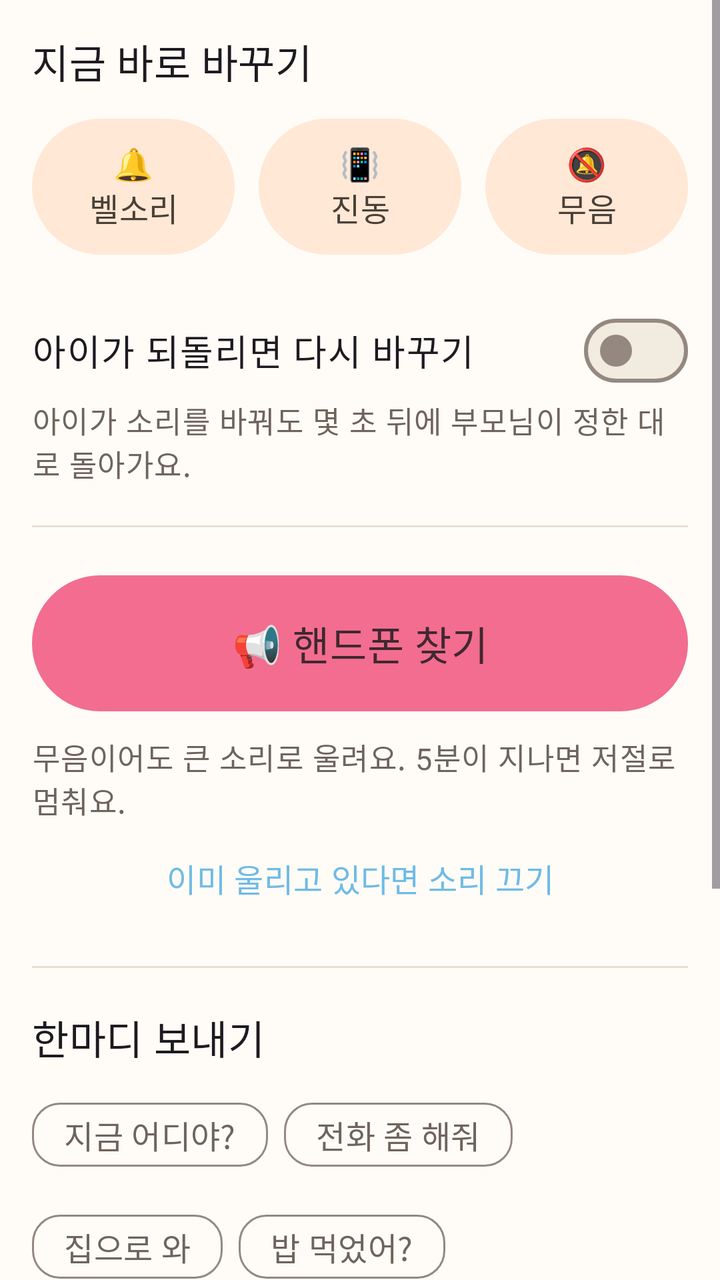
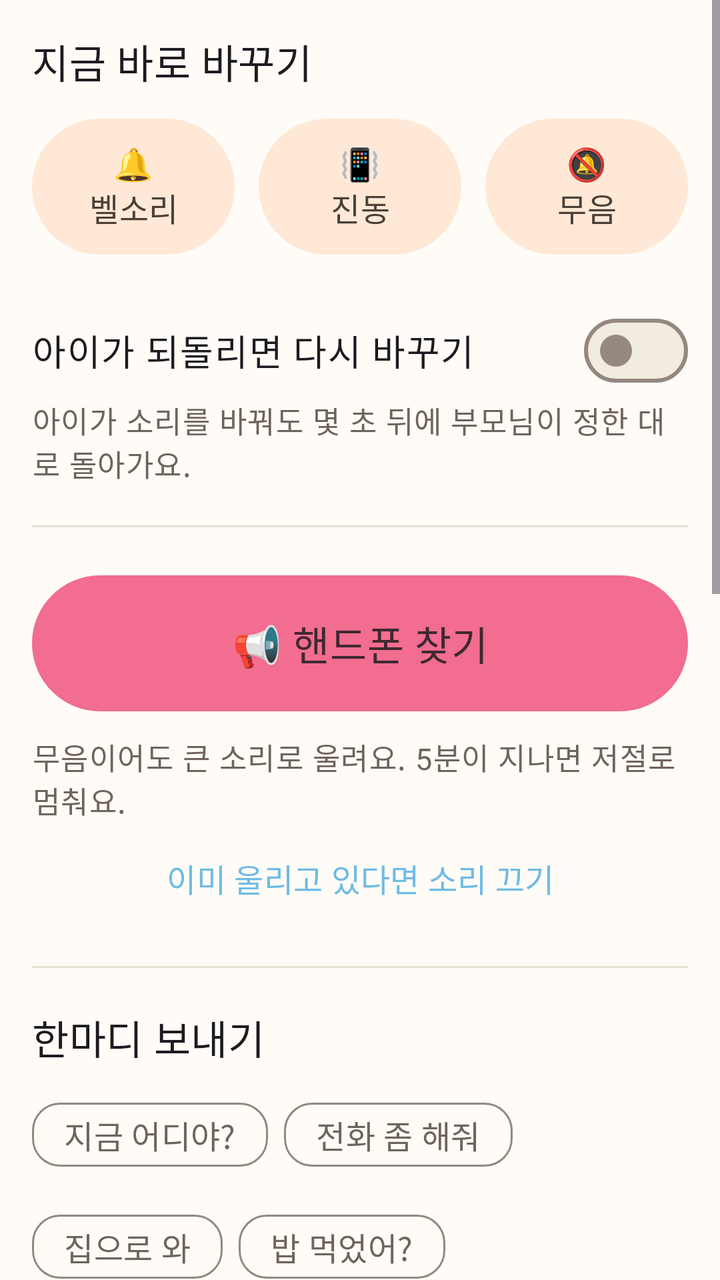

The first picture is an Android layout as it rendered before a commit; the second is the same layout after the commit. The layout source and the unified diff follow.
<!-- AndroidManifest.xml: application theme Theme.KidCare -->
<!-- res/layout/fragment_control.xml -->
<?xml version="1.0" encoding="utf-8"?>
<ScrollView xmlns:android="http://schemas.android.com/apk/res/android"
    xmlns:app="http://schemas.android.com/apk/res-auto"
    android:layout_width="match_parent"
    android:layout_height="match_parent"
    android:fillViewport="true">

    <LinearLayout
        android:layout_width="match_parent"
        android:layout_height="wrap_content"
        android:orientation="vertical"
        android:padding="16dp">

        
        <TextView
            android:id="@+id/child_state"
            android:layout_width="match_parent"
            android:layout_height="wrap_content"
            android:paddingBottom="12dp"
            android:textAppearance="?attr/textAppearanceBodyMedium"
            android:textColor="?attr/colorOnSurfaceVariant"
            android:visibility="gone" />

        <TextView
            android:layout_width="match_parent"
            android:layout_height="wrap_content"
            android:text="@string/control_section_ringer"
            android:textAppearance="?attr/textAppearanceTitleMedium" />

        <LinearLayout
            android:layout_width="match_parent"
            android:layout_height="wrap_content"
            android:layout_marginTop="10dp"
            android:baselineAligned="false"
            android:orientation="horizontal">

            
            <com.google.android.material.button.MaterialButton
                android:id="@+id/mode_normal_button"
                style="@style/Widget.KidCare.Button.Tonal"
                android:layout_width="0dp"
                android:layout_height="76dp"
                android:layout_marginEnd="6dp"
                android:layout_weight="1"
                android:insetLeft="0dp"
                android:insetRight="0dp"
                android:paddingHorizontal="2dp"
                android:text="@string/control_mode_normal" />

            <com.google.android.material.button.MaterialButton
                android:id="@+id/mode_vibrate_button"
                style="@style/Widget.KidCare.Button.Tonal"
                android:layout_width="0dp"
                android:layout_height="76dp"
                android:layout_marginHorizontal="6dp"
                android:layout_weight="1"
                android:insetLeft="0dp"
                android:insetRight="0dp"
                android:paddingHorizontal="2dp"
                android:text="@string/control_mode_vibrate" />

            <com.google.android.material.button.MaterialButton
                android:id="@+id/mode_silent_button"
                style="@style/Widget.KidCare.Button.Tonal"
                android:layout_width="0dp"
                android:layout_height="76dp"
                android:layout_marginStart="6dp"
                android:layout_weight="1"
                android:insetLeft="0dp"
                android:insetRight="0dp"
                android:paddingHorizontal="2dp"
                android:text="@string/control_mode_silent" />
        </LinearLayout>

        <com.google.android.material.materialswitch.MaterialSwitch
            android:id="@+id/lock_switch"
            android:layout_width="match_parent"
            android:layout_height="wrap_content"
            android:layout_marginTop="20dp"
            android:minHeight="48dp"
            android:text="@string/control_lock_switch"
            android:textAppearance="?attr/textAppearanceBodyLarge" />

        <TextView
            android:layout_width="match_parent"
            android:layout_height="wrap_content"
            android:text="@string/control_lock_hint"
            android:textAppearance="?attr/textAppearanceBodySmall"
            android:textColor="?attr/colorOnSurfaceVariant" />

        <View
            android:layout_width="match_parent"
            android:layout_height="1dp"
            android:layout_marginVertical="20dp"
            android:background="?attr/colorOutlineVariant" />

        <com.google.android.material.button.MaterialButton
            android:id="@+id/find_button"
            android:layout_width="match_parent"
            android:layout_height="76dp"
            android:text="@string/control_find_phone"
            android:textAppearance="?attr/textAppearanceTitleMedium"
            android:textColor="@color/on_berry"
            app:backgroundTint="@color/berry" />

        <TextView
            android:layout_width="match_parent"
            android:layout_height="wrap_content"
            android:layout_marginTop="8dp"
            android:text="@string/control_find_hint"
            android:textAppearance="?attr/textAppearanceBodySmall"
            android:textColor="?attr/colorOnSurfaceVariant" />

        
        <com.google.android.material.button.MaterialButton
            android:id="@+id/find_stop_button"
            style="@style/Widget.KidCare.Button.Text"
            android:layout_width="match_parent"
            android:layout_height="wrap_content"
            android:layout_marginTop="4dp"
            android:text="@string/control_find_stop_hint" />

        <View
            android:layout_width="match_parent"
            android:layout_height="1dp"
            android:layout_marginVertical="20dp"
            android:background="?attr/colorOutlineVariant" />

        
        <TextView
            android:layout_width="match_parent"
            android:layout_height="wrap_content"
            android:text="@string/control_section_message"
            android:textAppearance="?attr/textAppearanceTitleMedium" />

        <com.google.android.material.chip.ChipGroup
            android:id="@+id/message_chips"
            android:layout_width="match_parent"
            android:layout_height="wrap_content"
            android:layout_marginTop="10dp">

            
            <com.google.android.material.chip.Chip
                style="@style/Widget.Material3.Chip.Suggestion"
                android:layout_width="wrap_content"
                android:layout_height="wrap_content"
                android:checkable="false"
                android:text="@string/control_message_chip_where" />

            <com.google.android.material.chip.Chip
                style="@style/Widget.Material3.Chip.Suggestion"
                android:layout_width="wrap_content"
                android:layout_height="wrap_content"
                android:checkable="false"
                android:text="@string/control_message_chip_call" />

            <com.google.android.material.chip.Chip
                style="@style/Widget.Material3.Chip.Suggestion"
                android:layout_width="wrap_content"
                android:layout_height="wrap_content"
                android:checkable="false"
                android:text="@string/control_message_chip_come_home" />

            <com.google.android.material.chip.Chip
                style="@style/Widget.Material3.Chip.Suggestion"
                android:layout_width="wrap_content"
                android:layout_height="wrap_content"
                android:checkable="false"
                android:text="@string/control_message_chip_meal" />
        </com.google.android.material.chip.ChipGroup>

        
        <com.google.android.material.textfield.TextInputLayout
            android:id="@+id/message_input_layout"
            android:layout_width="match_parent"
            android:layout_height="wrap_content"
            android:layout_marginTop="8dp"
            android:hint="@string/control_message_hint"
            app:counterEnabled="true"
            app:counterMaxLength="100">

            <com.google.android.material.textfield.TextInputEditText
                android:id="@+id/message_input"
                android:layout_width="match_parent"
                android:layout_height="wrap_content"
                android:inputType="textShortMessage|textMultiLine|textCapSentences"
                android:maxLength="100"
                android:maxLines="3"
                android:textAppearance="?attr/textAppearanceBodyLarge" />
        </com.google.android.material.textfield.TextInputLayout>

        <com.google.android.material.button.MaterialButton
            android:id="@+id/message_send_button"
            style="@style/Widget.KidCare.Button.Tonal"
            android:layout_width="match_parent"
            android:layout_height="64dp"
            android:layout_marginTop="8dp"
            android:text="@string/control_message_send"
            android:textAppearance="?attr/textAppearanceTitleMedium" />

        <TextView
            android:layout_width="match_parent"
            android:layout_height="wrap_content"
            android:layout_marginTop="8dp"
            android:text="@string/control_message_hint_detail"
            android:textAppearance="?attr/textAppearanceBodySmall"
            android:textColor="?attr/colorOnSurfaceVariant" />

        <LinearLayout
            android:layout_width="match_parent"
            android:layout_height="wrap_content"
            android:layout_marginTop="16dp"
            android:gravity="center_vertical"
            android:orientation="horizontal">

            <ProgressBar
                android:id="@+id/command_progress"
                style="?android:attr/progressBarStyleSmall"
                android:layout_width="20dp"
                android:layout_height="20dp"
                android:layout_marginEnd="10dp"
                android:visibility="gone" />

            <TextView
                android:id="@+id/command_status"
                android:layout_width="0dp"
                android:layout_height="wrap_content"
                android:layout_weight="1"
                android:textAppearance="?attr/textAppearanceBodyMedium"
                android:visibility="gone" />
        </LinearLayout>
    </LinearLayout>
</ScrollView>
<!-- resources referenced by this layout -->
<resources>
  <color name="berry">#F26D8F</color>
  <color name="on_berry">#3F2831</color>
  <string name="control_find_hint">무음이어도 큰 소리로 울려요. 5분이 지나면 저절로 멈춰요.</string>
  <string name="control_find_phone">📢 핸드폰 찾기</string>
  <string name="control_find_stop_hint">이미 울리고 있다면 소리 끄기</string>
  <string name="control_lock_hint">아이가 소리를 바꿔도 몇 초 뒤에 부모님이 정한 대로 돌아가요.</string>
  <string name="control_lock_switch">아이가 되돌리면 다시 바꾸기</string>
  <string name="control_message_chip_call">전화 좀 해줘</string>
  <string name="control_message_chip_come_home">집으로 와</string>
  <string name="control_message_chip_meal">밥 먹었어?</string>
  <string name="control_message_chip_where">지금 어디야?</string>
  <string name="control_message_hint">아이에게 할 말</string>
  <string name="control_message_hint_detail">아이 폰 화면에 크게 떠요. 소리는 나지 않고 진동만 한 번 울려요. 아이가 \'확인했어요\'를 누르면 여기에 \'읽음\'으로 바뀝니다.</string>
  <string name="control_message_send">✉️ 보내기</string>
  <string name="control_mode_normal">🔔\n벨소리</string>
  <string name="control_mode_silent">🔕\n무음</string>
  <string name="control_mode_vibrate">📳\n진동</string>
  <string name="control_section_message">한마디 보내기</string>
  <string name="control_section_ringer">지금 바로 바꾸기</string>
  <style parent="" name="ShapeAppearance.KidCare.Pill">
          <item name="cornerFamily">rounded</item>
          <item name="cornerSize">50%</item>
      </style>
  <color name="sky">#6FBBE5</color>
  <color name="on_accent">#4A4038</color>
  <color name="sky_soft">#DCF0FA</color>
  <color name="ink">#4A4038</color>
  <color name="apricot">#FFA96B</color>
  <color name="apricot_soft">#FFE8D6</color>
  <color name="on_apricot_soft">#4A4038</color>
  <color name="grass">#7DCB88</color>
  <color name="grass_soft">#E2F5E5</color>
  <color name="berry_ink">#8A2B47</color>
  <color name="paper_card">#FFFFFF</color>
  <color name="berry_soft">#FFE0E8</color>
  <color name="on_berry_soft">#3F2831</color>
  <color name="paper">#FFFCF7</color>
  <color name="paper_fold">#F2EBE0</color>
  <color name="ink_soft">#6F645C</color>
  <color name="line">#948880</color>
  <color name="line_soft">#E8DFD4</color>
  <style parent="" name="ShapeAppearance.KidCare.ExtraSmall">
          <item name="cornerFamily">rounded</item>
          <item name="cornerSize">8dp</item>
      </style>
  <style parent="" name="ShapeAppearance.KidCare.Small">
          <item name="cornerFamily">rounded</item>
          <item name="cornerSize">14dp</item>
      </style>
  <style parent="" name="ShapeAppearance.KidCare.Medium">
          <item name="cornerFamily">rounded</item>
          <item name="cornerSize">20dp</item>
      </style>
  <style parent="" name="ShapeAppearance.KidCare.Large">
          <item name="cornerFamily">rounded</item>
          <item name="cornerSize">28dp</item>
      </style>
  <style parent="" name="ShapeAppearance.KidCare.ExtraLarge">
          <item name="cornerFamily">rounded</item>
          <item name="cornerSize">36dp</item>
      </style>
  <style name="TextAppearance.KidCare.BodyLarge" parent="TextAppearance.Material3.BodyLarge">
          <item name="android:textSize">18sp</item>
          <item name="android:lineHeight">28sp</item>
      </style>
  <style name="TextAppearance.KidCare.BodyMedium" parent="TextAppearance.Material3.BodyMedium">
          <item name="android:textSize">17sp</item>
          <item name="android:lineHeight">27sp</item>
      </style>
  <style name="TextAppearance.KidCare.BodySmall" parent="TextAppearance.Material3.BodySmall">
          <item name="android:textSize">15sp</item>
          <item name="android:lineHeight">23sp</item>
      </style>
  <!-- unchanged entries left out for length: 21 -->
</resources>

<!-- the commit's change to res/layout/fragment_control.xml (unified diff, before → after) -->
@@ -206,6 +206,81 @@
             android:textAppearance="?attr/textAppearanceBodySmall"
             android:textColor="?attr/colorOnSurfaceVariant" />
 
+        <View
+            android:layout_width="match_parent"
+            android:layout_height="1dp"
+            android:layout_marginVertical="20dp"
+            android:background="?attr/colorOutlineVariant" />
+
+        
+        <TextView
+            android:layout_width="match_parent"
+            android:layout_height="wrap_content"
+            android:text="@string/control_section_alarm"
+            android:textAppearance="?attr/textAppearanceTitleMedium" />
+
+        
+        <TextView
+            android:id="@+id/alarm_state"
+            android:layout_width="match_parent"
+            android:layout_height="wrap_content"
+            android:layout_marginTop="8dp"
+            android:textAppearance="?attr/textAppearanceBodyMedium"
+            android:textColor="?attr/colorOnSurfaceVariant"
+            android:visibility="gone" />
+
+        <com.google.android.material.button.MaterialButton
+            android:id="@+id/alarm_time_button"
+            style="@style/Widget.KidCare.Button.Outlined"
+            android:layout_width="match_parent"
+            android:layout_height="64dp"
+            android:layout_marginTop="10dp"
+            android:textAppearance="?attr/textAppearanceTitleMedium" />
+
+        <com.google.android.material.textfield.TextInputLayout
+            android:id="@+id/alarm_label_layout"
+            android:layout_width="match_parent"
+            android:layout_height="wrap_content"
+            android:layout_marginTop="8dp"
+            android:hint="@string/control_alarm_label_hint">
+
+            
+            <com.google.android.material.textfield.TextInputEditText
+                android:id="@+id/alarm_label_input"
+                android:layout_width="match_parent"
+                android:layout_height="wrap_content"
+                android:inputType="textShortMessage|textCapSentences"
+                android:maxLength="20"
+                android:maxLines="1"
+                android:textAppearance="?attr/textAppearanceBodyLarge" />
+        </com.google.android.material.textfield.TextInputLayout>
+
+        <com.google.android.material.button.MaterialButton
+            android:id="@+id/alarm_set_button"
+            style="@style/Widget.KidCare.Button.Tonal"
+            android:layout_width="match_parent"
+            android:layout_height="64dp"
+            android:layout_marginTop="8dp"
+            android:text="@string/control_alarm_set"
+            android:textAppearance="?attr/textAppearanceTitleMedium" />
+
+        
+        <com.google.android.material.button.MaterialButton
+            android:id="@+id/alarm_cancel_button"
+            style="@style/Widget.KidCare.Button.Text"
+            android:layout_width="match_parent"
+            android:layout_height="wrap_content"
+            android:layout_marginTop="4dp"
+            android:text="@string/control_alarm_cancel" />
+
+        <TextView
+            android:layout_width="match_parent"
+            android:layout_height="wrap_content"
+            android:layout_marginTop="8dp"
+            android:text="@string/control_alarm_hint_detail"
+            android:textAppearance="?attr/textAppearanceBodySmall"
+            android:textColor="?attr/colorOnSurfaceVariant" />
+
         <LinearLayout
             android:layout_width="match_parent"
             android:layout_height="wrap_content"
<!-- resource entries referenced after the edit -->
@@ -2,6 +2,10 @@
 <resources>
   <color name="berry">#F26D8F</color>
   <color name="on_berry">#3F2831</color>
+  <string name="control_alarm_cancel">맞춰둔 알람 끄기</string>
+  <string name="control_alarm_hint_detail">고른 시각에 애기폰에서 한 번만 울려요. 이미 지난 시각이면 다음 날 그 시각에 울립니다 — 오늘인지 내일인지는 애기폰 시계로 정해져요. 알람이 걸리면 애기폰 상태바에 시계 모양이 떠서 아이도 알 수 있고, 5분이 지나면 저절로 멈춰요.</string>
+  <string name="control_alarm_label_hint">알람 이름 (예: 학원 가야 해)</string>
+  <string name="control_alarm_set">⏰ 이 시각에 알람 맞추기</string>
   <string name="control_find_hint">무음이어도 큰 소리로 울려요. 5분이 지나면 저절로 멈춰요.</string>
   <string name="control_find_phone">📢 핸드폰 찾기</string>
   <string name="control_find_stop_hint">이미 울리고 있다면 소리 끄기</string>
@@ -17,6 +21,7 @@
   <string name="control_mode_normal">🔔\n벨소리</string>
   <string name="control_mode_silent">🔕\n무음</string>
   <string name="control_mode_vibrate">📳\n진동</string>
+  <string name="control_section_alarm">알람 맞추기</string>
   <string name="control_section_message">한마디 보내기</string>
   <string name="control_section_ringer">지금 바로 바꾸기</string>
   <style parent="" name="ShapeAppearance.KidCare.Pill">
